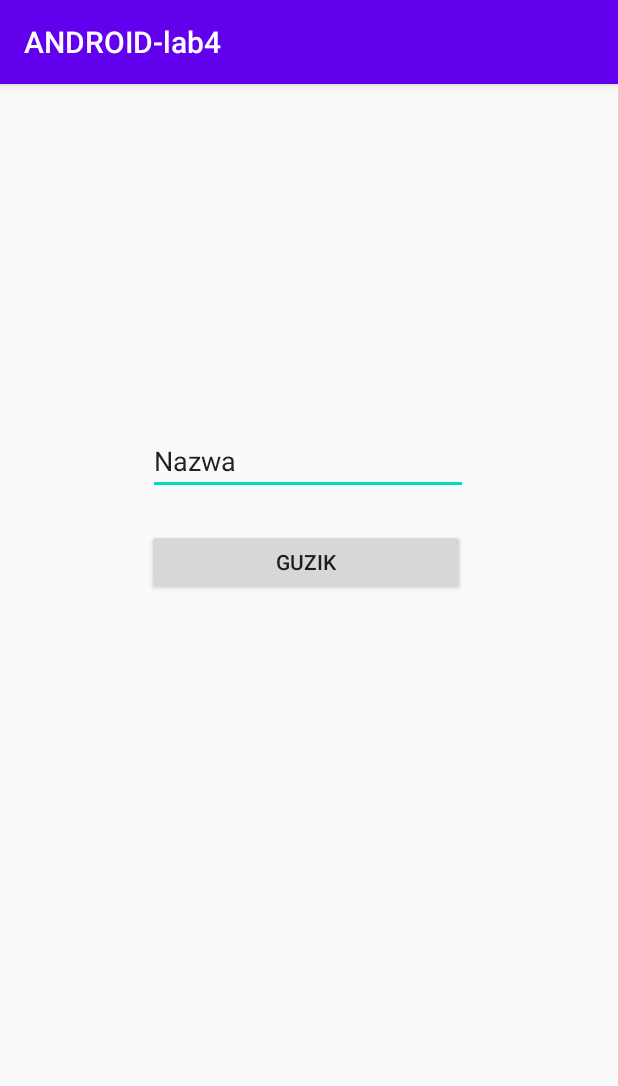
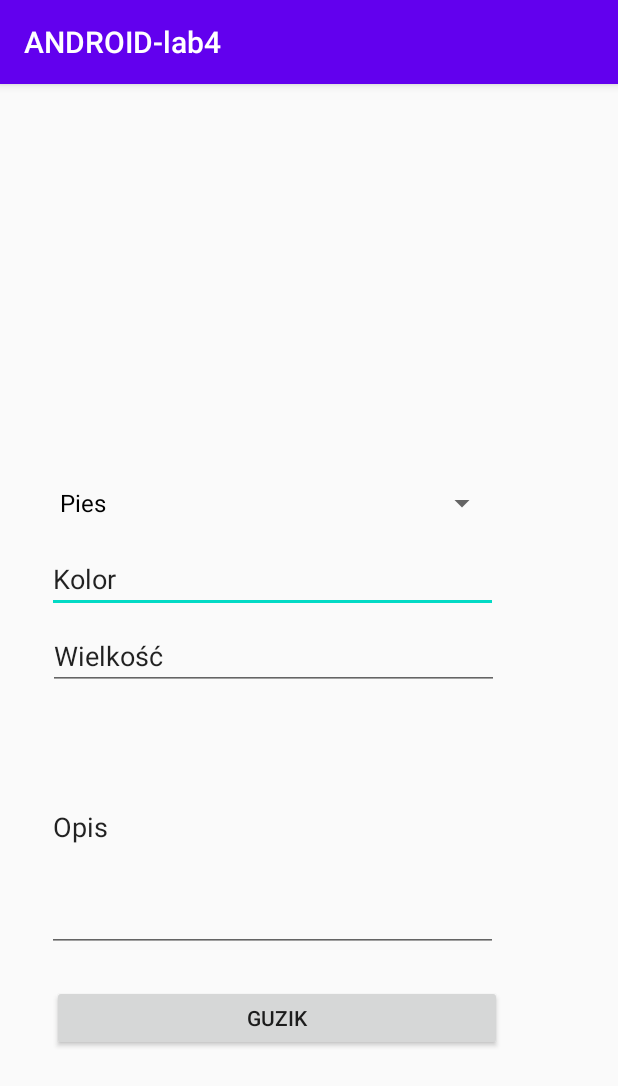
Before and after one commit to darlinxx/ANDROID-lab4, an Android app: the DodajWpis screen opened directly, with no data from a screen before it, on a phone screen of 412 x 824 dp. Shown: the top 1086 px of the screen. Run offline under Robolectric (Android 15) with nearby library versions, the phone set to English and light mode, and no system bars.

Commit message:
commitv2.3

```diff
--- a/app/src/main/java/com/example/android_lab4/DodajWpis.java
+++ b/app/src/main/java/com/example/android_lab4/DodajWpis.java
@@ -5,23 +5,55 @@ import androidx.appcompat.app.AppCompatActivity;
 import android.content.Intent;
 import android.os.Bundle;
 import android.view.View;
+import android.widget.ArrayAdapter;
 import android.widget.EditText;
+import android.widget.Spinner;
 
 public class DodajWpis extends AppCompatActivity {
 
+    private int modyfi_id;
     @Override
     protected void onCreate(Bundle savedInstanceState) {
         super.onCreate(savedInstanceState);
         setContentView(R.layout.activity_dodaj_wpis);
+
+        ArrayAdapter gatunki = new ArrayAdapter(this, android.R.layout.simple_spinner_dropdown_item, new String[] {"Pies", "Kot", "Rybki"});
+        Spinner gatunek = (Spinner) findViewById(R.id.gatunek);
+        gatunek.setAdapter(gatunki);
+
+        Bundle extras = getIntent().getExtras();
+        try {
+
+            if(extras.getSerializable("element") != null) {
+                Animal zwierz = (Animal)extras.getSerializable("element");
+                EditText kolor = (EditText)findViewById(R.id.kolor);
+                EditText wielkość = (EditText)findViewById(R.id.wielkosc);
+                EditText opis = (EditText)findViewById(R.id.opis);
+                kolor.setText(zwierz.getKolor());
+                wielkość.setText(Float.toString(zwierz.getWielkosc()));
+                opis.setText(zwierz.getOpis());
+                this.modyfi_id=zwierz.getId();
+            }
+        }catch(Exception ex) {
+            this.modyfi_id=0;
+        }
+
     }
 
     public void wyslij (View view)
     {
-        EditText kontrolka = (EditText)findViewById(R.id.editText);
-        String pole = kontrolka.getText().toString();
+        EditText kolor = (EditText) findViewById(R.id.kolor);
+        EditText wielkosc = (EditText)findViewById (R.id.wielkosc);
+        EditText opis = (EditText) findViewById(R.id.opis);
+        Spinner gatunek = (Spinner) findViewById(R.id.gatunek);
+
+
+        Animal zwierze = new Animal(gatunek.getSelectedItem().toString(), kolor.getText().toString(), Float.valueOf(wielkosc.getText().toString()), opis.getText().toString());
+        zwierze.setId(this.modyfi_id);
         Intent intencja = new Intent();
-        intencja.putExtra("wpis", pole);
+        intencja.putExtra("nowy", zwierze);
         setResult(RESULT_OK, intencja);
         finish();
     }
+
 }
--- a/app/src/main/res/layout/activity_dodaj_wpis.xml
+++ b/app/src/main/res/layout/activity_dodaj_wpis.xml
@@ -8,16 +8,54 @@
     tools:context=".DodajWpis">
 
     <EditText
-        android:id="@+id/editText"
-        android:layout_width="wrap_content"
+        android:id="@+id/kolor"
+        android:layout_width="@dimen/width"
         android:layout_height="wrap_content"
+        android:layout_alignParentStart="true"
         android:layout_alignParentEnd="true"
         android:layout_alignParentBottom="true"
-        android:layout_marginEnd="100dp"
-        android:layout_marginBottom="494dp"
+        android:layout_marginStart="31dp"
+        android:layout_marginEnd="80dp"
+        android:layout_marginBottom="415dp"
         android:ems="10"
         android:inputType="textPersonName"
-        android:text="@string/name"
+        android:text="@string/kolor"
+        app:layout_constraintBottom_toBottomOf="parent"
+        app:layout_constraintEnd_toEndOf="parent"
+        app:layout_constraintTop_toTopOf="parent"
+        tools:ignore="MissingConstraints" />
+
+    <EditText
+        android:id="@+id/wielkosc"
+        android:layout_width="@dimen/width"
+        android:layout_height="wrap_content"
+        android:layout_alignParentStart="true"
+        android:layout_alignParentEnd="true"
+        android:layout_alignParentBottom="true"
+        android:layout_marginStart="32dp"
+        android:layout_marginEnd="79dp"
+        android:layout_marginBottom="364dp"
+        android:ems="10"
+        android:inputType="textPersonName"
+        android:text="@string/wielkosc"
+        app:layout_constraintBottom_toBottomOf="parent"
+        app:layout_constraintEnd_toEndOf="parent"
+        app:layout_constraintTop_toTopOf="parent"
+        tools:ignore="MissingConstraints" />
+
+    <EditText
+        android:id="@+id/opis"
+        android:layout_width="@dimen/width"
+        android:layout_height="166dp"
+        android:layout_alignParentStart="true"
+        android:layout_alignParentEnd="true"
+        android:layout_alignParentBottom="true"
+        android:layout_marginStart="31dp"
+        android:layout_marginEnd="80dp"
+        android:layout_marginBottom="189dp"
+        android:ems="10"
+        android:inputType="textPersonName"
+        android:text="@string/opis"
         app:layout_constraintBottom_toBottomOf="parent"
         app:layout_constraintEnd_toEndOf="parent"
         app:layout_constraintTop_toTopOf="parent"
@@ -25,15 +63,27 @@
 
     <Button
         android:id="@+id/button"
-        android:layout_width="212dp"
+        android:layout_width="@dimen/width"
         android:layout_height="44dp"
         android:layout_alignParentEnd="true"
         android:layout_alignParentBottom="true"
-        android:layout_marginEnd="102dp"
-        android:layout_marginBottom="427dp"
+        android:layout_marginEnd="77dp"
+        android:layout_marginBottom="123dp"
         android:onClick="wyslij"
         android:text="@string/button"
         tools:ignore="MissingConstraints"
         tools:layout_editor_absoluteX="99dp"
         tools:layout_editor_absoluteY="211dp" />
+
+    <Spinner
+        android:id="@+id/gatunek"
+        android:layout_width="@dimen/width"
+        android:layout_height="41dp"
+        android:layout_alignParentEnd="true"
+        android:layout_alignParentBottom="true"
+        android:layout_marginEnd="80dp"
+        android:layout_marginBottom="468dp"
+        android:tooltipText="@string/gatunek"
+        tools:visibility="visible" />
+
 </android.widget.RelativeLayout>
--- /dev/null
+++ b/app/src/main/res/values/css_w_androidzie.xml
@@ -0,0 +1,6 @@
+<?xml version="1.0" encoding="utf-8"?>
+<resources>
+
+    <dimen name="width">300dp</dimen>
+
+</resources>
--- a/app/src/main/res/values/strings.xml
+++ b/app/src/main/res/values/strings.xml
@@ -1,5 +1,9 @@
 <resources>
     <string name="app_name">ANDROID-lab4</string>
     <string name="name">Nazwa</string>
+    <string name="opis">Opis</string>
+    <string name="gatunek">Gatunek</string>
+    <string name="kolor">Kolor</string>
+    <string name="wielkosc">Wielkość</string>
     <string name="button">GUZIK</string>
 </resources>
```
Also changed, not shown: app/src/main/java/com/example/android_lab4/Animal.java (+4 -4 lines), app/src/main/java/com/example/android_lab4/MainActivity.java (+35 -14 lines).
